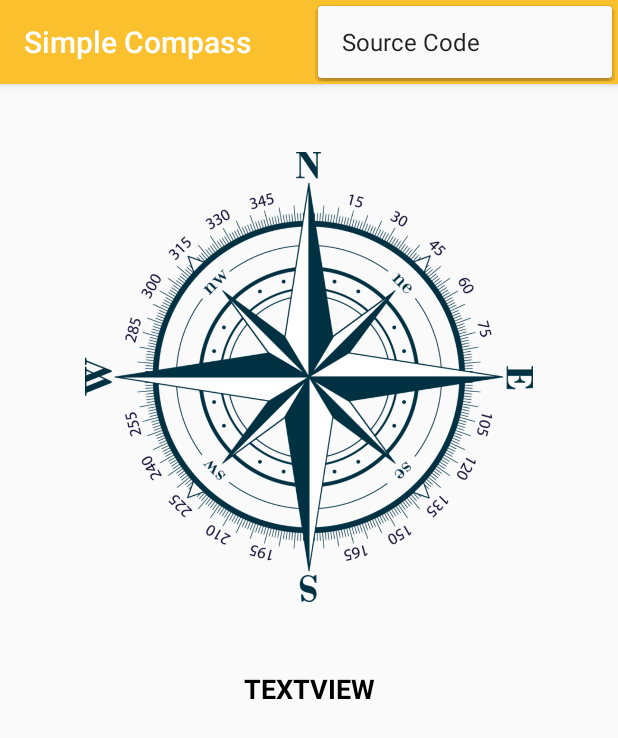
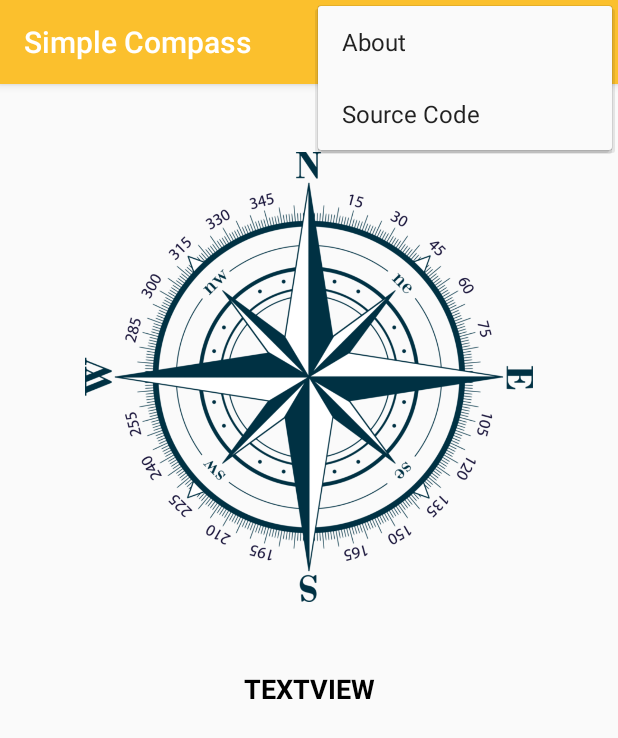
Before and after one commit to ctkqiang/SimpleCompass, an Android app: the screen it shows after launch (CompassActivity), with the options menu open, on a phone screen of 412 x 824 dp. Shown: the top 738 px of the screen. Run offline under Robolectric (Android 15) with nearby library versions, the phone set to English and light mode, and no system bars; libraries missing offline, so code that uses them is left out: com.example.flatdialoglibrary; 1 statement that could not run was skipped.

Commit message:
UI/ UX updated;

```diff
--- a/app/src/main/java/com/johnmelodyme/simplecompass/CompassActivity.java
+++ b/app/src/main/java/com/johnmelodyme/simplecompass/CompassActivity.java
@@ -136,4 +136,10 @@ public class CompassActivity extends AppCompatActivity implements SensorEventLis
         }
         return super.onOptionsItemSelected(item);
     }
+
+
+    @Override
+    public void onBackPressed(){
+        super.onBackPressed();
+    }
 }
--- a/app/src/main/res/menu/menu.xml
+++ b/app/src/main/res/menu/menu.xml
@@ -6,7 +6,7 @@
         android:id="@+id/about"
         android:icon="@drawable/ic_info_black_24dp"
         android:title="@string/about"
-        app:showAsAction="ifRoom"/>
+        app:showAsAction="collapseActionView"/>
 
     <item
         android:id="@+id/source"
```
